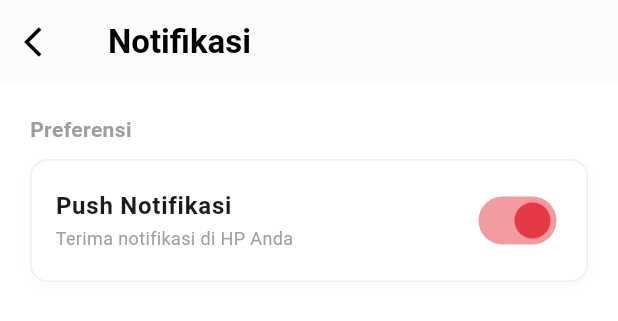
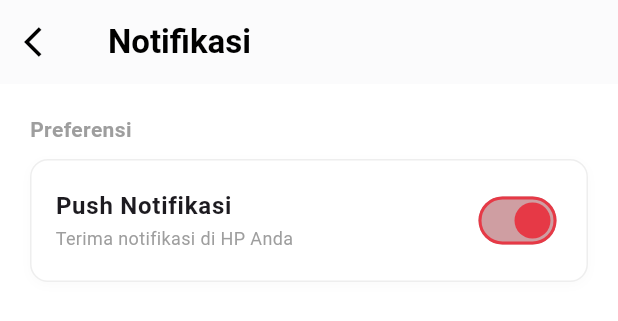
Before and after one commit to farhanlhsn/MyTelUV2, a Flutter app: the SettingsPage widget shown alone on an empty page, opened directly, after a tap on "Notifikasi", on a phone screen of 412 x 824 dp. Shown: the top 321 px of the screen. Run offline on Flutter 3.47's test engine with Material 3 defaults, Android fonts, the phone set to English and light mode, and no system bars; our stand-ins replace dio, flutter_map, flutter_secure_storage, get, image_picker, latlong2; accounts and stored records are empty; network calls fail.

Commit message:
kapus privasi n keamanan

```diff
--- a/mobile/lib/pages/home/home_page.dart
+++ b/mobile/lib/pages/home/home_page.dart
@@ -85,7 +85,6 @@ class _HomePageState extends State<HomePage> {
             decoration: BoxDecoration(
               color: const Color(0xFFE63946), // Merah gelap sesuai gambar background
               borderRadius: BorderRadius.circular(24),
-              border: Border.all(color: Colors.blueAccent, width: 2), // Efek border biru tipis di gambar (opsional)
             ),
             child: Column(
               mainAxisSize: MainAxisSize.min, // Agar tinggi menyesuaikan konten
--- a/mobile/lib/pages/home/settings_page.dart
+++ b/mobile/lib/pages/home/settings_page.dart
@@ -149,12 +149,6 @@ class SettingsPage extends StatelessWidget {
               trailing: const Icon(Icons.chevron_right),
               onTap: () {},
             ),
-            ListTile(
-              leading: const Icon(Icons.security_outlined),
-              title: const Text("Privasi & Keamanan"),
-              trailing: const Icon(Icons.chevron_right),
-              onTap: () {},
-            ),
             const Divider(height: 32),
             ListTile(
               leading: Icon(Icons.logout, color: Colors.red[700]),
--- a/mobile/lib/pages/settings/notification_page.dart
+++ b/mobile/lib/pages/settings/notification_page.dart
@@ -79,6 +79,14 @@ class NotificationPage extends StatelessWidget {
                     margin: const EdgeInsets.all(16),
                   );
                 },
+                activeTrackColor: const Color.fromARGB(255, 207, 158, 162), // Warna Jalur (Track) dalam saat ON
+
+                trackOutlineColor: MaterialStateProperty.resolveWith<Color?>((states) {
+                  if (states.contains(MaterialState.selected)) {
+                    return primaryColor;
+                  }
+                  return Colors.grey.shade400; // Warna border saat OFF
+                }),
               )),
             ),
           ],
```
